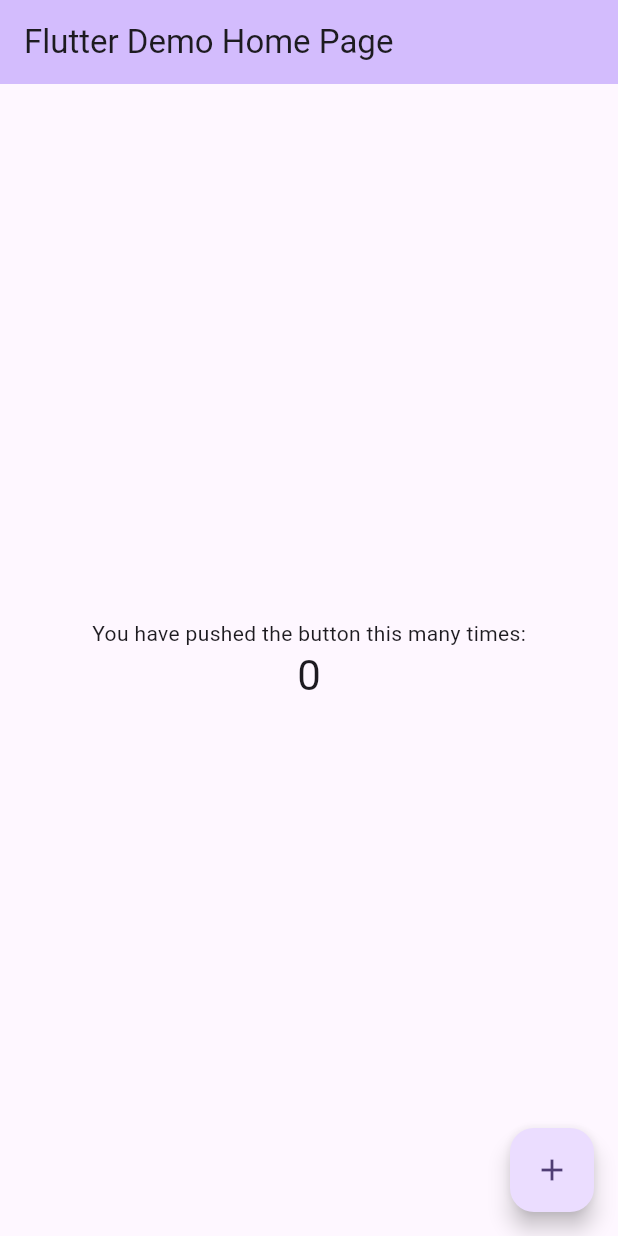
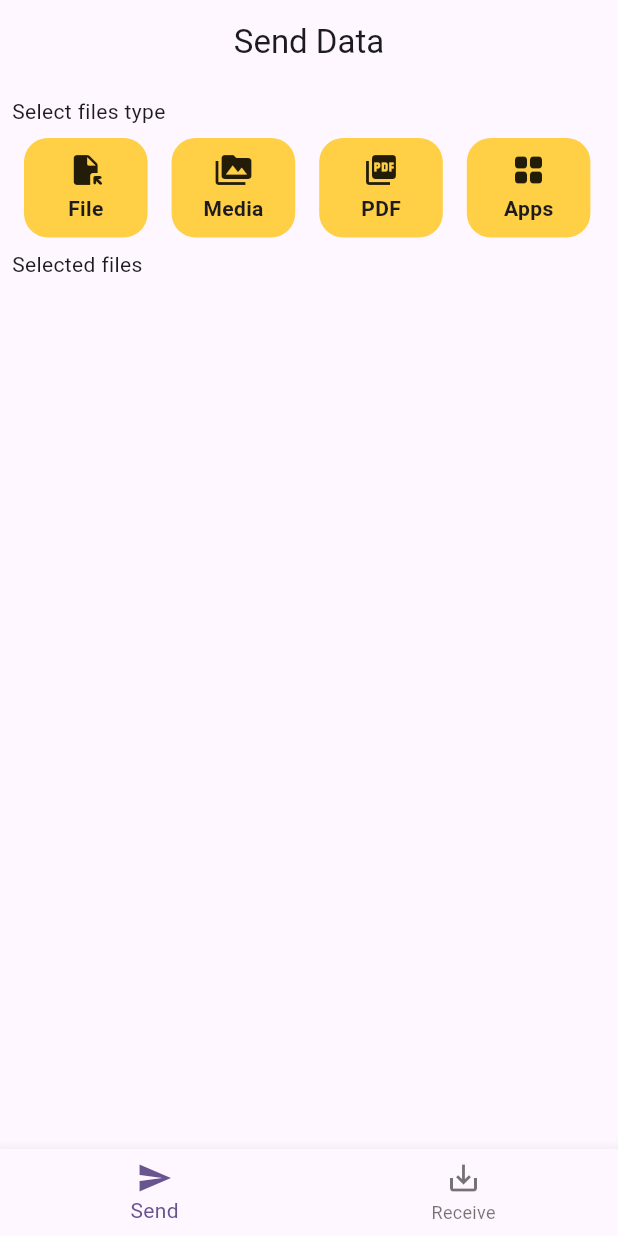
Before and after one commit to AlwaleedAlroomi/air_share, a Flutter app: the screen it shows after launch, on a phone screen of 412 x 824 dp. Run offline on Flutter 3.47's test engine with Material 3 defaults, Android fonts, the phone set to English and light mode, and no system bars.

Commit message:
Finished static UI

```diff
--- a/lib/main.dart
+++ b/lib/main.dart
@@ -1,122 +1,60 @@
 import 'package:flutter/material.dart';
+import 'package:air_share/screens/receiver_screen.dart';
+import 'package:air_share/screens/sender_screen.dart';
+import 'package:air_share/services/receiver.dart';
 
-void main() {
+void main() async {
+  WidgetsFlutterBinding.ensureInitialized();
+  // await requestStoragePermission();
   runApp(const MyApp());
 }
 
 class MyApp extends StatelessWidget {
   const MyApp({super.key});
 
-  // This widget is the root of your application.
   @override
   Widget build(BuildContext context) {
     return MaterialApp(
       title: 'Flutter Demo',
       theme: ThemeData(
-        // This is the theme of your application.
-        //
-        // TRY THIS: Try running your application with "flutter run". You'll see
-        // the application has a purple toolbar. Then, without quitting the app,
-        // try changing the seedColor in the colorScheme below to Colors.green
-        // and then invoke "hot reload" (save your changes or press the "hot
-        // reload" button in a Flutter-supported IDE, or press "r" if you used
-        // the command line to start the app).
-        //
-        // Notice that the counter didn't reset back to zero; the application
-        // state is not lost during the reload. To reset the state, use hot
-        // restart instead.
-        //
-        // This works for code too, not just values: Most code changes can be
-        // tested with just a hot reload.
         colorScheme: ColorScheme.fromSeed(seedColor: Colors.deepPurple),
+        useMaterial3: true,
       ),
-      home: const MyHomePage(title: 'Flutter Demo Home Page'),
+      home: MyHomePage(),
     );
   }
 }
 
 class MyHomePage extends StatefulWidget {
-  const MyHomePage({super.key, required this.title});
-
-  // This widget is the home page of your application. It is stateful, meaning
-  // that it has a State object (defined below) that contains fields that affect
-  // how it looks.
-
-  // This class is the configuration for the state. It holds the values (in this
-  // case the title) provided by the parent (in this case the App widget) and
-  // used by the build method of the State. Fields in a Widget subclass are
-  // always marked "final".
-
-  final String title;
+  const MyHomePage({super.key});
 
   @override
   State<MyHomePage> createState() => _MyHomePageState();
 }
 
 class _MyHomePageState extends State<MyHomePage> {
-  int _counter = 0;
+  int _selectedIndex = 0;
 
-  void _incrementCounter() {
+  final List<Widget> _screenOptions = [SenderScreen(), ReceiverScreen()];
+
+  void _onItemTapped(int index) {
     setState(() {
-      // This call to setState tells the Flutter framework that something has
-      // changed in this State, which causes it to rerun the build method below
-      // so that the display can reflect the updated values. If we changed
-      // _counter without calling setState(), then the build method would not be
-      // called again, and so nothing would appear to happen.
-      _counter++;
+      _selectedIndex = index;
     });
   }
 
   @override
   Widget build(BuildContext context) {
-    // This method is rerun every time setState is called, for instance as done
-    // by the _incrementCounter method above.
-    //
-    // The Flutter framework has been optimized to make rerunning build methods
-    // fast, so that you can just rebuild anything that needs updating rather
-    // than having to individually change instances of widgets.
     return Scaffold(
-      appBar: AppBar(
-        // TRY THIS: Try changing the color here to a specific color (to
-        // Colors.amber, perhaps?) and trigger a hot reload to see the AppBar
-        // change color while the other colors stay the same.
-        backgroundColor: Theme.of(context).colorScheme.inversePrimary,
-        // Here we take the value from the MyHomePage object that was created by
-        // the App.build method, and use it to set our appbar title.
-        title: Text(widget.title),
+      body: _screenOptions.elementAt(_selectedIndex),
+      bottomNavigationBar: BottomNavigationBar(
+        items: [
+          BottomNavigationBarItem(icon: Icon(Icons.send), label: "Send"),
+          BottomNavigationBarItem(icon: Icon(Icons.save_alt), label: "Receive"),
+        ],
+        currentIndex: _selectedIndex,
+        onTap: _onItemTapped,
       ),
-      body: Center(
-        // Center is a layout widget. It takes a single child and positions it
-        // in the middle of the parent.
-        child: Column(
-          // Column is also a layout widget. It takes a list of children and
-          // arranges them vertically. By default, it sizes itself to fit its
-          // children horizontally, and tries to be as tall as its parent.
-          //
-          // Column has various properties to control how it sizes itself and
-          // how it positions its children. Here we use mainAxisAlignment to
-          // center the children vertically; the main axis here is the vertical
-          // axis because Columns are vertical (the cross axis would be
-          // horizontal).
-          //
-          // TRY THIS: Invoke "debug painting" (choose the "Toggle Debug Paint"
-          // action in the IDE, or press "p" in the console), to see the
-          // wireframe for each widget.
-          mainAxisAlignment: MainAxisAlignment.center,
-          children: <Widget>[
-            const Text('You have pushed the button this many times:'),
-            Text(
-              '$_counter',
-              style: Theme.of(context).textTheme.headlineMedium,
-            ),
-          ],
-        ),
-      ),
-      floatingActionButton: FloatingActionButton(
-        onPressed: _incrementCounter,
-        tooltip: 'Increment',
-        child: const Icon(Icons.add),
-      ), // This trailing comma makes auto-formatting nicer for build methods.
     );
   }
 }
--- /dev/null
+++ b/lib/models/filter.dart
@@ -0,0 +1,8 @@
+import 'package:flutter/material.dart';
+
+class Filter {
+  String name;
+  Icon icon;
+
+  Filter({required this.name, required this.icon});
+}
--- a/lib/screens/sender_screen.dart
+++ b/lib/screens/sender_screen.dart
@@ -0,0 +1,182 @@
+import 'dart:io';
+
+import 'package:air_share/models/filter.dart';
+import 'package:flutter/material.dart';
+
+class SenderScreen extends StatefulWidget {
+  const SenderScreen({super.key});
+
+  @override
+  State<SenderScreen> createState() => _SenderScreenState();
+}
+
+class _SenderScreenState extends State<SenderScreen> {
+  List<File> files = [];
+  final List<Filter> _filters = [
+    Filter(name: 'File', icon: Icon(Icons.file_open_rounded)),
+    Filter(name: 'Media', icon: Icon(Icons.perm_media)),
+    Filter(name: 'PDF', icon: Icon(Icons.picture_as_pdf)),
+    Filter(name: 'Apps', icon: Icon(Icons.grid_view_rounded)),
+  ];
+
+  String _formatFileSize(int bytes) {
+    if (bytes < 1024) {
+      return "$bytes B";
+    } else if (bytes < 1024 * 1024) {
+      double kb = bytes / 1024;
+      return "${kb.toStringAsFixed(2)} KB";
+    } else if (bytes < 1024 * 1024 * 1024) {
+      double mb = bytes / (1024 * 1024);
+      return "${mb.toStringAsFixed(2)} MB";
+    } else {
+      double gb = bytes / (1024 * 1024 * 1024);
+      return "${gb.toStringAsFixed(2)} GB";
+    }
+  }
+
+  Future<int> _calculateTotalSize() async {
+    int totalSize = 0;
+    for (var file in files) {
+      totalSize += await file.length();
+    }
+    return totalSize;
+  }
+
+  @override
+  Widget build(BuildContext context) {
+    return Scaffold(
+      appBar: AppBar(title: Text("Send Data"), centerTitle: true),
+      body: Padding(
+        padding: const EdgeInsets.all(8.0),
+        child: Column(
+          mainAxisAlignment: MainAxisAlignment.start,
+          crossAxisAlignment: CrossAxisAlignment.start,
+          children: [
+            Text("Select files type"),
+            // sending files with filters
+            SizedBox(
+              height: MediaQuery.of(context).size.height * 0.1,
+              width: double.infinity,
+              child: ListView.builder(
+                itemCount: _filters.length,
+                scrollDirection: Axis.horizontal,
+                shrinkWrap: true,
+                itemBuilder: (context, index) {
+                  final filter = _filters[index];
+                  return Padding(
+                    padding: const EdgeInsets.all(8.0),
+                    child: GestureDetector(
+                      child: Container(
+                        height: MediaQuery.of(context).size.height * 0.1,
+                        width: MediaQuery.of(context).size.height * 0.1,
+                        decoration: BoxDecoration(
+                          color: Colors.amber.withValues(alpha: 0.75),
+                          borderRadius: BorderRadius.circular(16),
+                        ),
+                        child: Column(
+                          mainAxisAlignment: MainAxisAlignment.center,
+                          children: [
+                            filter.icon,
+                            SizedBox(height: 4),
+                            Text(
+                              filter.name,
+                              style: TextStyle(fontWeight: FontWeight.bold),
+                            ),
+                          ],
+                        ),
+                      ),
+                    ),
+                  );
+                },
+              ),
+            ),
+            // Review selected files
+            Text("Selected files"),
+            if (files.isNotEmpty) _buildPreviewWidget(),
+          ],
+        ),
+      ),
+    );
+  }
+
+  Widget _buildPreviewWidget() {
+    return Padding(
+      padding: const EdgeInsets.symmetric(horizontal: 8.0),
+      child: Container(
+        padding: EdgeInsets.all(4),
+        height: MediaQuery.of(context).size.height * 0.3,
+        width: MediaQuery.of(context).size.width,
+        decoration: BoxDecoration(
+          color: Colors.blue,
+          borderRadius: BorderRadius.circular(22),
+        ),
+        child: Column(
+          children: [
+            Text("Files to share"),
+            Text(files.length.toString()),
+            FutureBuilder<int>(
+              future: _calculateTotalSize(),
+              builder: (context, snapshot) {
+                if (snapshot.connectionState == ConnectionState.waiting) {
+                  return Text("Calculating total size...");
+                } else if (snapshot.hasError) {
+                  return Text("Error calculating total size");
+                } else {
+                  String totalSize = _formatFileSize(snapshot.data!);
+                  return Text("Total size: $totalSize");
+                }
+              },
+            ),
+            SizedBox(
+              height: 100,
+              child: ListView.builder(
+                scrollDirection: Axis.horizontal,
+                itemCount: files.length,
+                itemBuilder: (context, index) {
+                  final file = files[index];
+                  return Padding(
+                    padding: const EdgeInsets.symmetric(
+                      horizontal: 8.0,
+                      vertical: 4,
+                    ),
+                    child: Column(
+                      children: [
+                        // _isImage(file)
+                        //     ? Image.file(
+                        //         file,
+                        //         width: 50,
+                        //         height: 50,
+                        //         fit: BoxFit.cover,
+                        //       )
+                        //     :
+                        Icon(Icons.insert_drive_file),
+                      ],
+                    ),
+                  );
+                },
+              ),
+            ),
+            Row(
+              mainAxisAlignment: MainAxisAlignment.spaceEvenly,
+              children: [
+                ElevatedButton(
+                  onPressed: () async {
+                    // // _sendFiles;
+                    // print("clicked");
+                    // // TCPSenderService(receiverIP: receiverIP, port: port)
+                    // //     .sendFile(files[0].path);
+                    // TCPSenderService sender = TCPSenderService(
+                    //     receiverIP: _ip.text.trim(), port: port);
+                    // await sender.sendFile(files[0].path);
+                  },
+                  child: Text("Add"),
+                ),
+                ElevatedButton(onPressed: () {}, child: Text("Edit")),
+              ],
+            ),
+          ],
+        ),
+      ),
+    );
+  }
+}
```
Also changed, not shown: lib/screens/receiver_screen.dart (+51 -0 lines), pubspec.yaml (+5 -2 lines), pubspec.lock, 7 other files.
